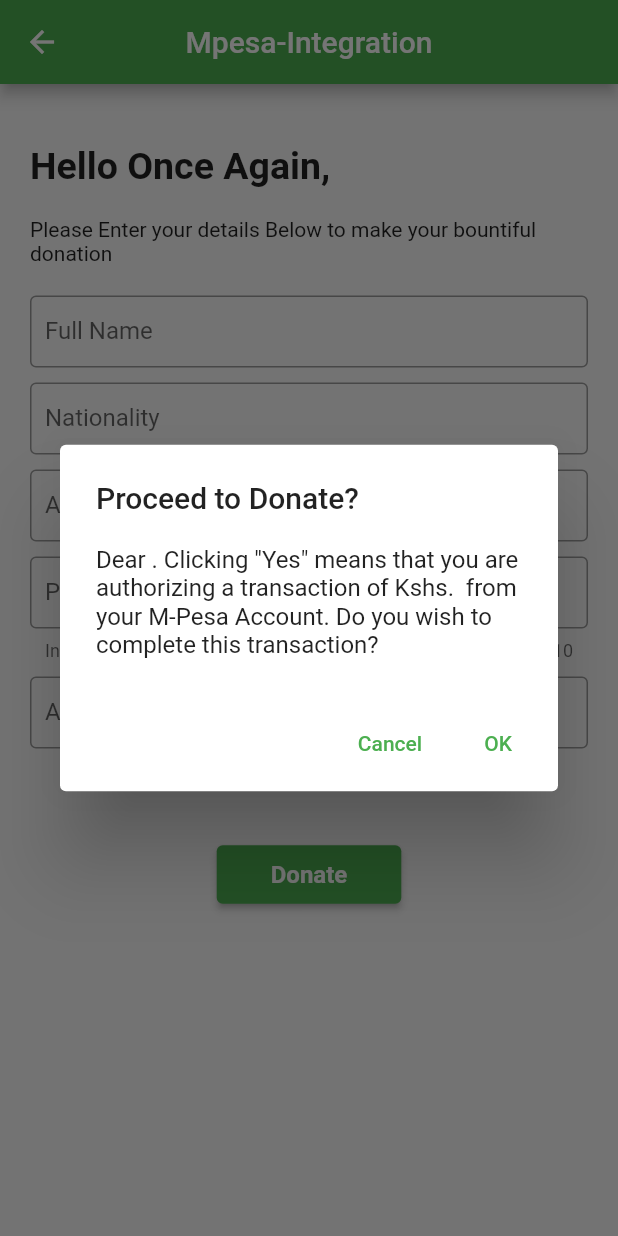
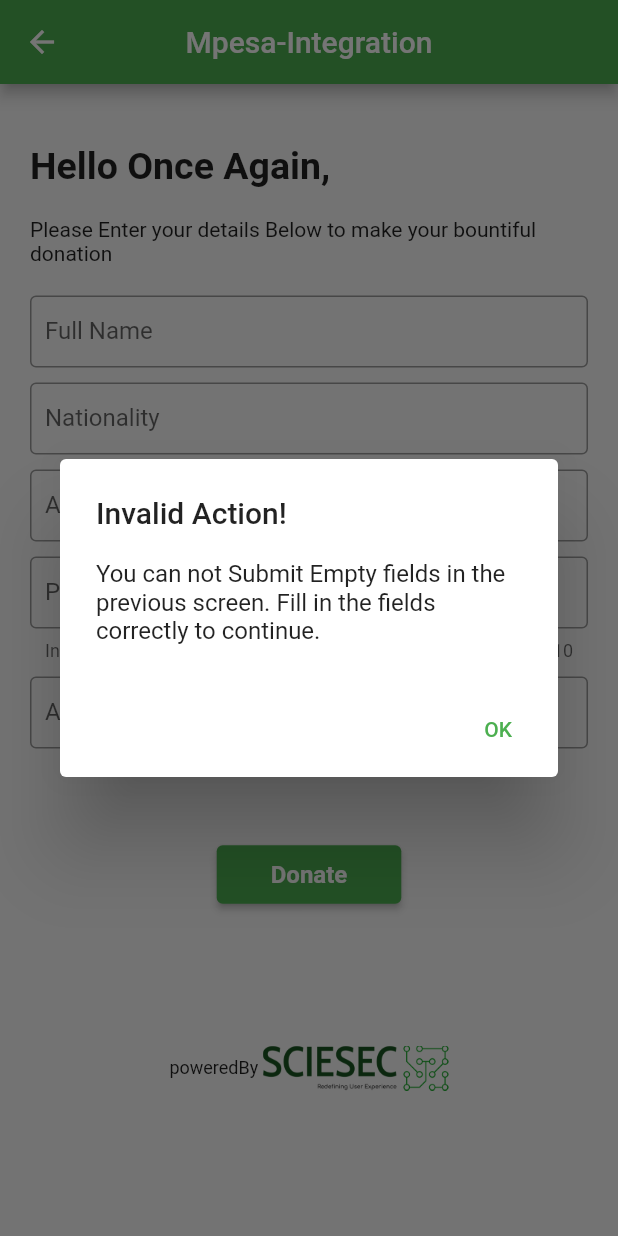
Before and after one commit to Akhwale/Flutter-Mpesa-Integration, a Flutter app: the InfoPage screen opened directly, after a tap on "Donate", on a phone screen of 412 x 824 dp. Run offline on Flutter 3.47's test engine with Material 2 defaults, Android fonts, the phone set to English and light mode, and no system bars.

```diff
--- a/lib/pages/home_page.dart
+++ b/lib/pages/home_page.dart
@@ -39,7 +39,7 @@ class HomePage extends StatelessWidget {
                       height: 20,
                     ),
                     Text(
-                        "Here is a dummy application for Mpesa Integration. It is designed to enable users make charity donations to a mobile number provided in the platform. When a user clicks the 'donate' button, a screen is presented prompting the user to enter personal details and the amount to be donated. Upon submission, a push notification screen appears on the interface to enble the user key in his Secret PIN information to facilitate the transaction.  "),
+                        "Here is a dummy application for Mpesa Integration. It is designed to enable users make charity donations to a mobile number provided in the platform. When a user clicks the 'donate' button, a screen is presented prompting the user to enter personal details and the amount to be donated. Upon submission, STK Push prompt appears on the interface to enble the user key in his Secret PIN information to facilitate the transaction.  "),
                     SizedBox(
                       height: 20,
                     ),
--- a/lib/pages/info_page.dart
+++ b/lib/pages/info_page.dart
@@ -137,15 +137,16 @@ class _InfoPageState extends State<InfoPage> {
             ),
             ElevatedButton(
                 onPressed: () {
+                  if (fullNameController.text != '' && amountController != '') {
                     showDialog(
                       context: context,
                       builder: (BuildContext context) => AlertDialog(
                         title: const Text('Proceed to Donate?'),
                         content: Text("Dear " +
                             fullNameController.text +
-                          '. Clicking "Yes" means that you are authorizing a transaction of Kshs. ' +
+                            ', clicking "Yes" means that you are authorizing a transaction of Kshs. ' +
                             amountController.text +
-                          ' from your M-Pesa Account. Do you wish to complete this transaction?'),
+                            '.00 from your M-Pesa Account. Do you wish to complete this transaction?'),
                         actions: <Widget>[
                           TextButton(
                             onPressed: () => Navigator.pop(context, 'Cancel'),
@@ -158,6 +159,22 @@ class _InfoPageState extends State<InfoPage> {
                         ],
                       ),
                     );
+                  } else {
+                    showDialog(
+                      context: context,
+                      builder: (BuildContext context) => AlertDialog(
+                        title: const Text('Invalid Action!'),
+                        content: const Text(
+                            'You can not Submit Empty fields in the previous screen. Fill in the fields correctly to continue.'),
+                        actions: <Widget>[
+                          TextButton(
+                            onPressed: () => Navigator.pop(context, 'OK'),
+                            child: const Text('OK'),
+                          ),
+                        ],
+                      ),
+                    );
+                  }
                 },
                 child: Padding(
                   padding:
@@ -170,6 +187,24 @@ class _InfoPageState extends State<InfoPage> {
                     ),
                   ),
                 )),
+            SizedBox(
+              height: 90,
+            ),
+            Row(
+              mainAxisAlignment: MainAxisAlignment.center,
+              children: [
+                Text(
+                  "poweredBy ",
+                  style: TextStyle(
+                    fontSize: 12,
+                  ),
+                ),
+                Image.asset(
+                  'assets/logo.png',
+                  height: 30,
+                ),
+              ],
+            ),
           ],
         ),
       ),
```
Lines whose indentation alone changed are shown as unchanged.
